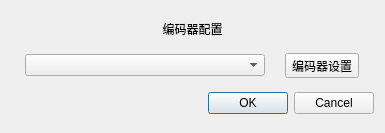
EthanXzhang/TransformPlatform, file encoderdialog.ui: the form before one commit.
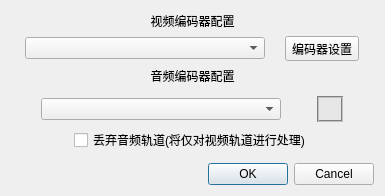
The form after the commit. Icons and pictures are not drawn.

Diff of the .ui file:
```diff
--- a/encoderdialog.ui
+++ b/encoderdialog.ui
@@ -7,7 +7,7 @@
     <x>0</x>
     <y>0</y>
     <width>385</width>
-    <height>133</height>
+    <height>196</height>
    </rect>
   </property>
   <property name="sizePolicy">
@@ -20,7 +20,7 @@
    <string>Dialog</string>
   </property>
   <layout class="QGridLayout" name="gridLayout">
-   <item row="2" column="0">
+   <item row="5" column="0">
     <widget class="QDialogButtonBox" name="buttonBox">
      <property name="orientation">
       <enum>Qt::Horizontal</enum>
@@ -30,6 +30,38 @@
      </property>
     </widget>
    </item>
+   <item row="2" column="0">
+    <widget class="QLabel" name="label_2">
+     <property name="styleSheet">
+      <string notr="true">font: 75 12pt &quot;微软雅黑&quot;;</string>
+     </property>
+     <property name="text">
+      <string>音频编码器配置</string>
+     </property>
+     <property name="alignment">
+      <set>Qt::AlignCenter</set>
+     </property>
+    </widget>
+   </item>
+   <item row="0" column="0">
+    <widget class="QLabel" name="label">
+     <property name="maximumSize">
+      <size>
+       <width>16777215</width>
+       <height>20</height>
+      </size>
+     </property>
+     <property name="styleSheet">
+      <string notr="true">font: 75 12pt &quot;微软雅黑&quot;;</string>
+     </property>
+     <property name="text">
+      <string>视频编码器配置</string>
+     </property>
+     <property name="alignment">
+      <set>Qt::AlignCenter</set>
+     </property>
+    </widget>
+   </item>
    <item row="1" column="0">
     <layout class="QHBoxLayout" name="horizontalLayout">
      <item>
@@ -64,24 +96,73 @@
      </item>
     </layout>
    </item>
-   <item row="0" column="0">
-    <widget class="QLabel" name="label">
-     <property name="maximumSize">
-      <size>
-       <width>16777215</width>
-       <height>20</height>
-      </size>
+   <item row="3" column="0">
+    <layout class="QVBoxLayout" name="verticalLayout">
+     <property name="topMargin">
+      <number>5</number>
      </property>
-     <property name="styleSheet">
-      <string notr="true">font: 75 12pt &quot;微软雅黑&quot;;</string>
+     <property name="bottomMargin">
+      <number>5</number>
      </property>
-     <property name="text">
-      <string>编码器配置</string>
-     </property>
-     <property name="alignment">
-      <set>Qt::AlignCenter</set>
-     </property>
-    </widget>
+     <item>
+      <layout class="QHBoxLayout" name="horizontalLayout_4">
+       <item>
+        <widget class="QComboBox" name="audioencoder">
+         <property name="maximumSize">
+          <size>
+           <width>240</width>
+           <height>16777215</height>
+          </size>
+         </property>
+        </widget>
+       </item>
+       <item>
+        <widget class="QToolButton" name="help">
+         <property name="maximumSize">
+          <size>
+           <width>26</width>
+           <height>26</height>
+          </size>
+         </property>
+         <property name="styleSheet">
+          <string notr="true">QToolButton{border:2px groove gray;border-radius:14px;background-color: rgb(230, 230, 230);}
+</string>
+         </property>
+         <property name="text">
+          <string/>
+         </property>
+         <property name="icon">
+          <iconset resource="resource.qrc">
+           <normaloff>:/icon/help</normaloff>:/icon/help</iconset>
+         </property>
+         <property name="iconSize">
+          <size>
+           <width>30</width>
+           <height>30</height>
+          </size>
+         </property>
+        </widget>
+       </item>
+      </layout>
+     </item>
+     <item>
+      <layout class="QHBoxLayout" name="horizontalLayout_2">
+       <item>
+        <widget class="QCheckBox" name="audiocheck">
+         <property name="sizePolicy">
+          <sizepolicy hsizetype="Fixed" vsizetype="Fixed">
+           <horstretch>0</horstretch>
+           <verstretch>0</verstretch>
+          </sizepolicy>
+         </property>
+         <property name="text">
+          <string>丢弃音频轨道(将仅对视频轨道进行处理)</string>
+         </property>
+        </widget>
+       </item>
+      </layout>
+     </item>
+    </layout>
    </item>
   </layout>
  </widget>
```
Left out of the diff: 4 changed lines with no effect on the pictures.
